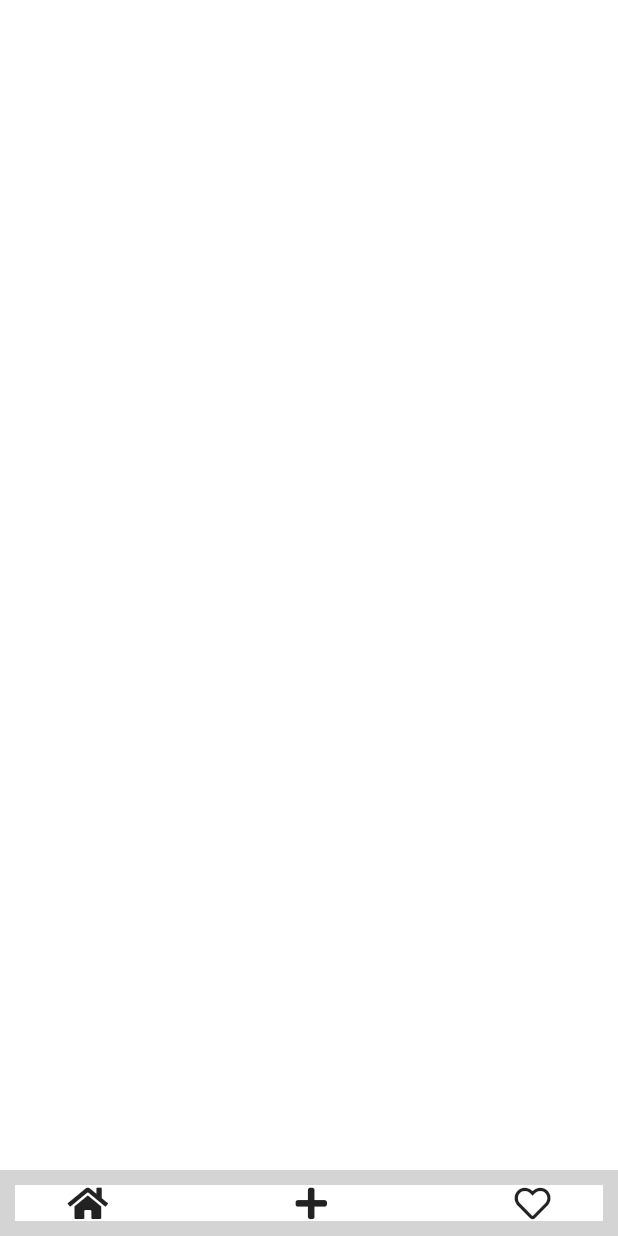
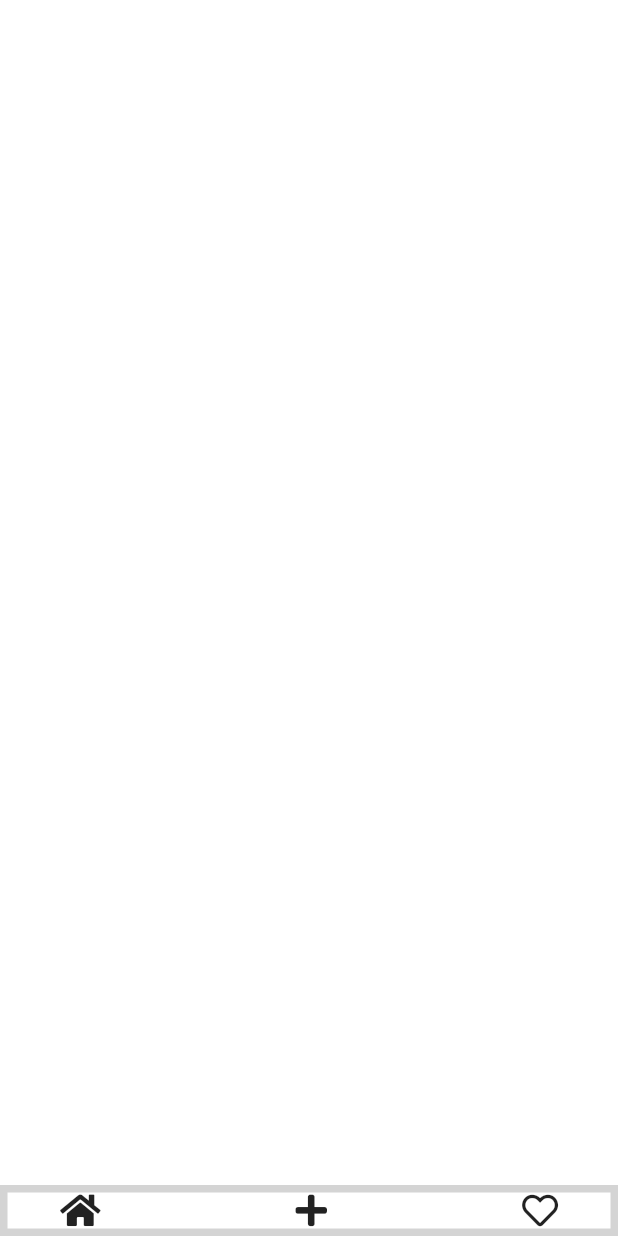
Before and after one commit to OLPC-TONYE/ReceipeApp, a Flutter app: the screen it shows after launch, on a phone screen of 412 x 824 dp. Run offline on Flutter 3.47's test engine with Material 2 defaults, Android fonts, the phone set to English and light mode, and no system bars; our stand-ins replace font_awesome_flutter.

```diff
--- a/lib/main.dart
+++ b/lib/main.dart
@@ -24,7 +24,7 @@ class MyApp extends StatelessWidget {
               CurrentScreen(),
               Container(
                 padding: EdgeInsets.only(left: 35, right: 35),
-                decoration: BoxDecoration(border: Border.all(color: Color(0xffD4D4D4), width: 10.0)),
+                decoration: BoxDecoration(border: Border.all(color: Color(0xffD4D4D4), width: 5.0)),
                 child: Row(
                   mainAxisAlignment: MainAxisAlignment.spaceBetween,
                   crossAxisAlignment: CrossAxisAlignment.end,
```
Also changed, not shown: 1 other file.
